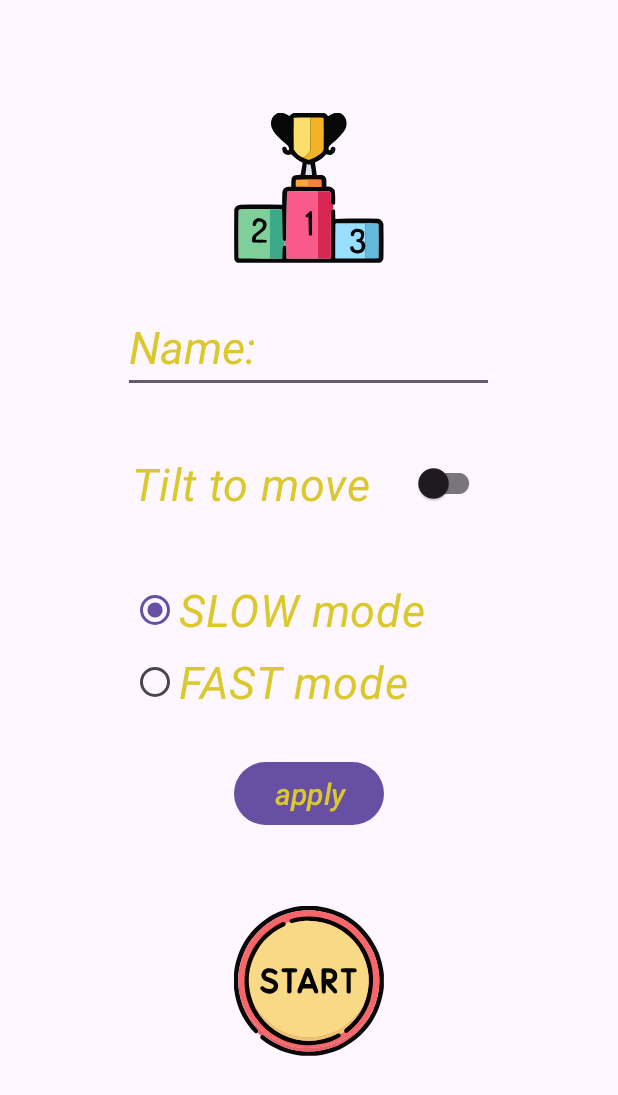
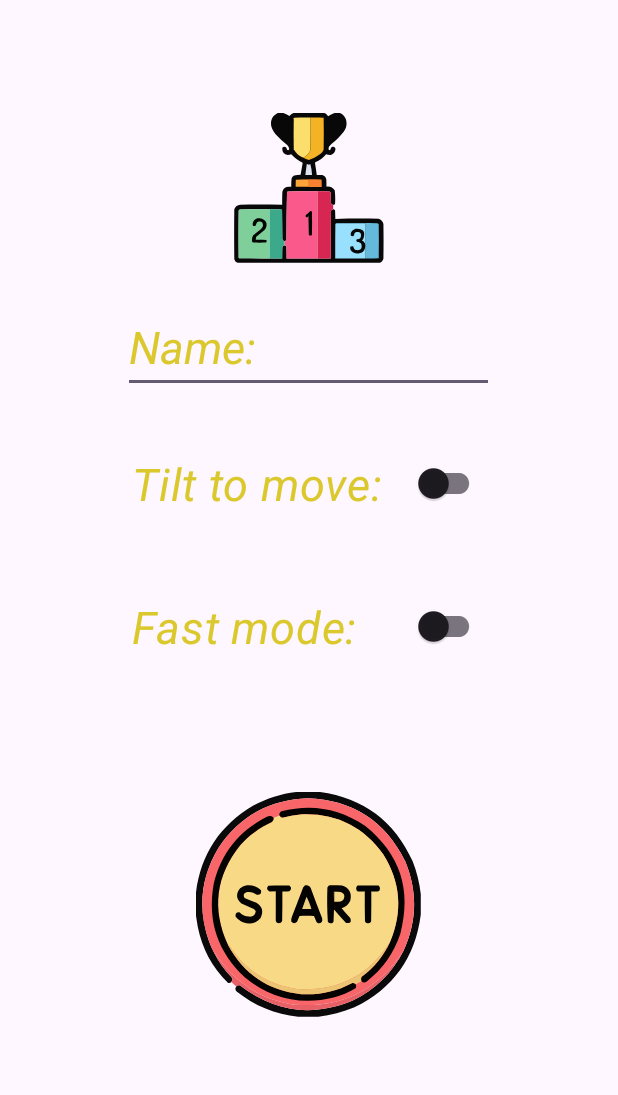
Before and after one commit to ShaiNachum/Avoid-The-Obsticle-Game, an Android app: the layout activity_opening.xml on its own in the app's theme, with its tools: preview values and no code run, on a phone screen of 412 x 824 dp. Shown: the top 1095 px of the screen. Run offline under Robolectric (Android 15) with nearby library versions, the light colour scheme and no system bars.

Commit message:
change opening

```diff
--- a/app/src/main/res/layout/activity_opening.xml
+++ b/app/src/main/res/layout/activity_opening.xml
@@ -18,7 +18,6 @@
         android:layout_height="100dp"
         android:layout_centerHorizontal="true"
         android:layout_marginTop="75dp"
-
         app:srcCompat="@drawable/leaderboard" />
 
     <androidx.appcompat.widget.AppCompatEditText
@@ -43,65 +42,35 @@
         android:layout_marginTop="25dp"
         android:layout_below="@id/opening_LBL_name"
         android:layout_centerHorizontal="true"
-        android:text="Tilt to move"
+        android:text="Tilt to move:"
         android:textColor="@color/yellow_500"
         android:textStyle="italic"
         android:checked="false"
         android:textSize="30dp" />
 
-    <RadioGroup
-        android:id="@+id/opening_RG_mode"
-        android:layout_width="match_parent"
-        android:layout_height="wrap_content"
+
+    <androidx.appcompat.widget.SwitchCompat
+        android:id="@+id/opening_SWC_fast"
+        android:layout_width="235dp"
+        android:layout_height="70dp"
         android:layout_marginTop="25dp"
-        android:layout_marginLeft="175dp"
         android:layout_below="@id/opening_SWC_tilt"
         android:layout_centerHorizontal="true"
-        android:orientation="vertical">
-
-        <RadioButton android:id="@+id/opening_RBTN_slow"
-            android:layout_width="wrap_content"
-            android:layout_height="wrap_content"
-            android:text="SLOW mode"
-            android:checked="true"
-            android:textStyle="italic"
-            android:textSize="30dp"
-            android:buttonTint="@color/green_500"
-            android:textColor="@color/yellow_500"
-            android:onClick="checkButton"/>
-
-        <RadioButton android:id="@+id/opening_RBTN_fast"
-            android:layout_width="wrap_content"
-            android:layout_height="wrap_content"
-            android:text="FAST mode"
-            android:checked="false"
-            android:textStyle="italic"
-            android:textSize="30dp"
-            android:textColor="@color/yellow_500"
-            android:onClick="checkButton"/>
-
-    </RadioGroup>
-
-    <Button
-        android:id="@+id/opening_BTN_apply"
-        android:layout_width="100dp"
-        android:layout_height="50dp"
-        android:layout_below="@id/opening_RG_mode"
-        android:layout_centerHorizontal="true"
-        android:layout_marginTop="25dp"
-        android:text="apply"
-        android:textSize="20sp"
+        android:text="Fast mode:"
         android:textColor="@color/yellow_500"
         android:textStyle="italic"
-        />
+        android:checked="false"
+        android:textSize="30dp" />
+
+
 
     <com.google.android.material.imageview.ShapeableImageView
         android:id="@+id/opening_BTN_start"
-        android:layout_width="100dp"
-        android:layout_height="100dp"
+        android:layout_width="150dp"
+        android:layout_height="150dp"
         android:layout_centerHorizontal="true"
-        android:layout_marginTop="50dp"
-        android:layout_below="@id/opening_BTN_apply"
+        android:layout_marginTop="75dp"
+        android:layout_below="@id/opening_SWC_fast"
         app:srcCompat="@drawable/start" />
 
 
```
Also changed, not shown: app/src/main/java/com/example/avoid_the_obsticle_game_part2/UI_Controllers/OpeningActivity.java (+15 -37 lines).
